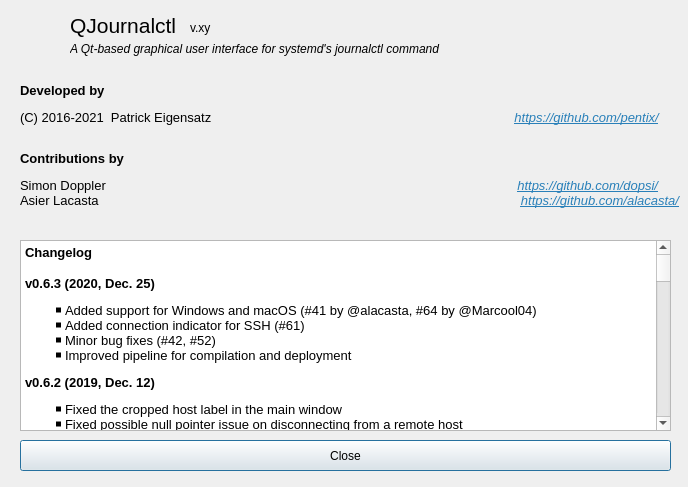
This is ui/aboutdialog.ui in pentix/qjournalctl as Qt 5 draws it before an edit. The edited form follows.
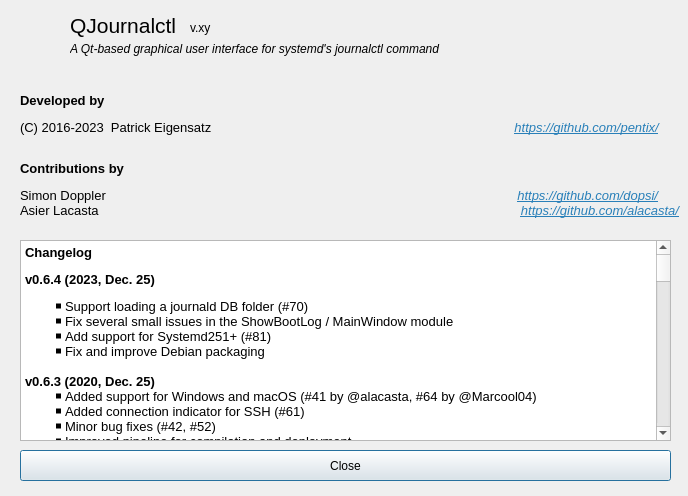
This is the edited form. Icons and pictures are not drawn.

Commit message: Release QJournalctl v0.6.4

```diff
--- a/ui/aboutdialog.ui
+++ b/ui/aboutdialog.ui
@@ -7,7 +7,7 @@
     <x>0</x>
     <y>0</y>
     <width>688</width>
-    <height>487</height>
+    <height>496</height>
    </rect>
   </property>
   <property name="windowTitle">
@@ -63,16 +63,19 @@
      <x>20</x>
      <y>75</y>
      <width>661</width>
-     <height>141</height>
+     <height>161</height>
     </rect>
    </property>
    <property name="text">
     <string>&lt;!DOCTYPE HTML PUBLIC &quot;-//W3C//DTD HTML 4.0//EN&quot; &quot;http://www.w3.org/TR/REC-html40/strict.dtd&quot;&gt;
-&lt;html&gt;&lt;head&gt;&lt;meta name=&quot;qrichtext&quot; content=&quot;1&quot; /&gt;&lt;style type=&quot;text/css&quot;&gt;
+&lt;html&gt;&lt;head&gt;&lt;meta name=&quot;qrichtext&quot; content=&quot;1&quot; /&gt;&lt;meta charset=&quot;utf-8&quot; /&gt;&lt;style type=&quot;text/css&quot;&gt;
 p, li { white-space: pre-wrap; }
+hr { height: 1px; border-width: 0; }
+li.unchecked::marker { content: &quot;\2610&quot;; }
+li.checked::marker { content: &quot;\2612&quot;; }
 &lt;/style&gt;&lt;/head&gt;&lt;body style=&quot; font-family:'Sans Serif'; font-size:9pt; font-weight:400; font-style:normal;&quot;&gt;
 &lt;p style=&quot; margin-top:12px; margin-bottom:12px; margin-left:0px; margin-right:0px; -qt-block-indent:0; text-indent:0px;&quot;&gt;&lt;span style=&quot; font-family:'Noto Sans'; font-size:10pt; font-weight:600;&quot;&gt;Developed by&lt;/span&gt;&lt;/p&gt;
-&lt;p style=&quot; margin-top:12px; margin-bottom:12px; margin-left:0px; margin-right:0px; -qt-block-indent:0; text-indent:0px;&quot;&gt;&lt;span style=&quot; font-family:'Noto Sans'; font-size:10pt;&quot;&gt;(C) 2016-2021  Patrick Eigensatz                                                                                    &lt;/span&gt;&lt;a href=&quot;https://github.com/pentix/&quot;&gt;&lt;span style=&quot; font-family:'Noto Sans'; font-size:10pt; font-style:italic; text-decoration: underline; color:#2980b9;&quot;&gt;https://github.com/pentix/&lt;/span&gt;&lt;/a&gt;&lt;span style=&quot; font-family:'Noto Sans'; font-size:10pt;&quot;&gt;&lt;br /&gt;&lt;/span&gt;&lt;/p&gt;
+&lt;p style=&quot; margin-top:12px; margin-bottom:12px; margin-left:0px; margin-right:0px; -qt-block-indent:0; text-indent:0px;&quot;&gt;&lt;span style=&quot; font-family:'Noto Sans'; font-size:10pt;&quot;&gt;(C) 2016-2023  Patrick Eigensatz                                                                                    &lt;/span&gt;&lt;a href=&quot;https://github.com/pentix/&quot;&gt;&lt;span style=&quot; font-family:'Noto Sans'; font-size:10pt; font-style:italic; text-decoration: underline; color:#2980b9;&quot;&gt;https://github.com/pentix/&lt;/span&gt;&lt;/a&gt;&lt;span style=&quot; font-family:'Noto Sans'; font-size:10pt;&quot;&gt;&lt;br /&gt;&lt;/span&gt;&lt;/p&gt;
 &lt;p style=&quot; margin-top:12px; margin-bottom:12px; margin-left:0px; margin-right:0px; -qt-block-indent:0; text-indent:0px;&quot;&gt;&lt;span style=&quot; font-family:'Noto Sans'; font-size:10pt; font-weight:600;&quot;&gt;Contributions by&lt;/span&gt;&lt;/p&gt;
 &lt;p style=&quot; margin-top:12px; margin-bottom:12px; margin-left:0px; margin-right:0px; -qt-block-indent:0; text-indent:0px;&quot;&gt;&lt;span style=&quot; font-family:'Noto Sans'; font-size:10pt;&quot;&gt;Simon Doppler                                                                                                                  &lt;/span&gt;&lt;a href=&quot;https://github.com/dopsi/&quot;&gt;&lt;span style=&quot; font-family:'Noto Sans'; font-size:10pt; font-style:italic; text-decoration: underline; color:#2980b9;&quot;&gt;https://github.com/dopsi/&lt;/span&gt;&lt;/a&gt;&lt;span style=&quot; font-family:'Noto Sans'; font-size:10pt;&quot;&gt;&lt;br /&gt;Asier Lacasta                                                                                                                     &lt;/span&gt;&lt;a href=&quot;https://github.com/alacasta/&quot;&gt;&lt;span style=&quot; font-family:'Noto Sans'; font-size:10pt; font-style:italic; text-decoration: underline; color:#2980b9;&quot;&gt;https://github.com/alacasta/&lt;/span&gt;&lt;/a&gt;&lt;/p&gt;&lt;/body&gt;&lt;/html&gt;</string>
    </property>
@@ -81,7 +84,7 @@
    <property name="geometry">
     <rect>
      <x>20</x>
-     <y>440</y>
+     <y>450</y>
      <width>651</width>
      <height>31</height>
     </rect>
@@ -149,7 +152,7 @@
      <x>20</x>
      <y>240</y>
      <width>651</width>
-     <height>191</height>
+     <height>201</height>
     </rect>
    </property>
    <property name="readOnly">
@@ -157,54 +160,75 @@
    </property>
    <property name="html">
     <string>&lt;!DOCTYPE HTML PUBLIC &quot;-//W3C//DTD HTML 4.0//EN&quot; &quot;http://www.w3.org/TR/REC-html40/strict.dtd&quot;&gt;
-&lt;html&gt;&lt;head&gt;&lt;meta name=&quot;qrichtext&quot; content=&quot;1&quot; /&gt;&lt;style type=&quot;text/css&quot;&gt;
+&lt;html&gt;&lt;head&gt;&lt;meta name=&quot;qrichtext&quot; content=&quot;1&quot; /&gt;&lt;meta charset=&quot;utf-8&quot; /&gt;&lt;style type=&quot;text/css&quot;&gt;
 p, li { white-space: pre-wrap; }
+hr { height: 1px; border-width: 0; }
+li.unchecked::marker { content: &quot;\2610&quot;; }
+li.checked::marker { content: &quot;\2612&quot;; }
 &lt;/style&gt;&lt;/head&gt;&lt;body style=&quot; font-family:'Sans Serif'; font-size:9pt; font-weight:400; font-style:normal;&quot;&gt;
 &lt;p style=&quot; margin-top:16px; margin-bottom:12px; margin-left:0px; margin-right:0px; -qt-block-indent:0; text-indent:0px;&quot;&gt;&lt;span style=&quot; font-family:'Noto Sans'; font-size:10pt; font-weight:600;&quot;&gt;Changelog&lt;/span&gt;&lt;/p&gt;
-&lt;p style=&quot; margin-top:16px; margin-bottom:12px; margin-left:0px; margin-right:0px; -qt-block-indent:0; text-indent:0px;&quot;&gt;&lt;a name=&quot;v05_2&quot;&gt;&lt;/a&gt;&lt;span style=&quot; font-family:'Noto Sans'; font-size:10pt; font-weight:600;&quot;&gt;v&lt;/span&gt;&lt;span style=&quot; font-family:'Noto Sans'; font-size:10pt; font-weight:600;&quot;&gt;0.6.3 (2020, Dec. 25)&lt;/span&gt;&lt;/p&gt;
-&lt;ul type=&quot;square&quot; style=&quot;margin-top: 0px; margin-bottom: 0px; margin-left: 0px; margin-right: 0px; -qt-list-indent: 1;&quot;&gt;&lt;li style=&quot; font-family:'Noto Sans'; font-size:10pt;&quot; style=&quot; margin-top:0px; margin-bottom:0px; margin-left:0px; margin-right:0px; -qt-block-indent:0; text-indent:0px;&quot;&gt;Added support for Windows and macOS (#41 by @alacasta, #64 by @Marcool04)&lt;/li&gt;
+&lt;p style=&quot; margin-top:12px; margin-bottom:12px; margin-left:0px; margin-right:0px; -qt-block-indent:0; text-indent:0px;&quot;&gt;&lt;a name=&quot;v05_2&quot;&gt;&lt;/a&gt;&lt;span style=&quot; font-family:'Noto Sans'; font-size:10pt; font-weight:600;&quot;&gt;v&lt;/span&gt;&lt;span style=&quot; font-family:'Noto Sans'; font-size:10pt; font-weight:600;&quot;&gt;0.6.4 (2023, Dec. 25)&lt;/span&gt;&lt;/p&gt;
+&lt;ul type=&quot;square&quot; style=&quot;margin-top: 0px; margin-bottom: 0px; margin-left: 0px; margin-right: 0px; -qt-list-indent: 1;&quot;&gt;
+&lt;li style=&quot; font-family:'Noto Sans'; font-size:10pt;&quot; style=&quot; margin-top:0px; margin-bottom:0px; margin-left:0px; margin-right:0px; -qt-block-indent:0; text-indent:0px;&quot;&gt;Support loading a journald DB folder (#70)&lt;/li&gt;
+&lt;li style=&quot; font-family:'Noto Sans'; font-size:10pt;&quot; style=&quot; margin-top:0px; margin-bottom:0px; margin-left:0px; margin-right:0px; -qt-block-indent:0; text-indent:0px;&quot;&gt;Fix several small issues in the ShowBootLog / MainWindow module&lt;/li&gt;
+&lt;li style=&quot; font-family:'Noto Sans'; font-size:10pt;&quot; style=&quot; margin-top:0px; margin-bottom:0px; margin-left:0px; margin-right:0px; -qt-block-indent:0; text-indent:0px;&quot;&gt;Add support for Systemd251+ (#81)&lt;/li&gt;
+&lt;li style=&quot; font-family:'Noto Sans'; font-size:10pt;&quot; style=&quot; margin-top:0px; margin-bottom:0px; margin-left:0px; margin-right:0px; -qt-block-indent:0; text-indent:0px;&quot;&gt;Fix and improve Debian packaging&lt;/li&gt;&lt;/ul&gt;
+&lt;p style=&quot;-qt-paragraph-type:empty; margin-top:0px; margin-bottom:0px; margin-left:0px; margin-right:0px; -qt-block-indent:0; text-indent:0px; font-family:'Noto Sans'; font-size:10pt;&quot;&gt;&lt;br /&gt;&lt;/p&gt;
+&lt;p style=&quot; margin-top:0px; margin-bottom:0px; margin-left:0px; margin-right:0px; -qt-block-indent:0; text-indent:0px;&quot;&gt;&lt;a name=&quot;v05_2&quot;&gt;&lt;/a&gt;&lt;span style=&quot; font-family:'Noto Sans'; font-size:10pt; font-weight:600;&quot;&gt;v&lt;/span&gt;&lt;span style=&quot; font-family:'Noto Sans'; font-size:10pt; font-weight:600;&quot;&gt;0.6.3 (2020, Dec. 25)&lt;/span&gt;&lt;/p&gt;
+&lt;ul type=&quot;square&quot; style=&quot;margin-top: 0px; margin-bottom: 0px; margin-left: 0px; margin-right: 0px; -qt-list-indent: 1;&quot;&gt;
+&lt;li style=&quot; font-family:'Noto Sans'; font-size:10pt;&quot; style=&quot; margin-top:0px; margin-bottom:0px; margin-left:0px; margin-right:0px; -qt-block-indent:0; text-indent:0px;&quot;&gt;Added support for Windows and macOS (#41 by @alacasta, #64 by @Marcool04)&lt;/li&gt;
 &lt;li style=&quot; font-family:'Noto Sans'; font-size:10pt;&quot; style=&quot; margin-top:0px; margin-bottom:0px; margin-left:0px; margin-right:0px; -qt-block-indent:0; text-indent:0px;&quot;&gt;Added connection indicator for SSH (#61)&lt;/li&gt;
 &lt;li style=&quot; font-family:'Noto Sans'; font-size:10pt;&quot; style=&quot; margin-top:0px; margin-bottom:0px; margin-left:0px; margin-right:0px; -qt-block-indent:0; text-indent:0px;&quot;&gt;Minor bug fixes (#42, #52)&lt;/li&gt;
 &lt;li style=&quot; font-family:'Noto Sans'; font-size:10pt;&quot; style=&quot; margin-top:0px; margin-bottom:0px; margin-left:0px; margin-right:0px; -qt-block-indent:0; text-indent:0px;&quot;&gt;Improved pipeline for compilation and deployment&lt;/li&gt;&lt;/ul&gt;
 &lt;p style=&quot; margin-top:12px; margin-bottom:12px; margin-left:0px; margin-right:0px; -qt-block-indent:0; text-indent:0px;&quot;&gt;&lt;a name=&quot;v05_2&quot;&gt;&lt;/a&gt;&lt;span style=&quot; font-family:'Noto Sans'; font-size:10pt; font-weight:600;&quot;&gt;v&lt;/span&gt;&lt;span style=&quot; font-family:'Noto Sans'; font-size:10pt; font-weight:600;&quot;&gt;0.6.2 (2019, Dec. 12)&lt;/span&gt;&lt;/p&gt;
-&lt;ul type=&quot;square&quot; style=&quot;margin-top: 0px; margin-bottom: 0px; margin-left: 0px; margin-right: 0px; -qt-list-indent: 1;&quot;&gt;&lt;li style=&quot; font-family:'Noto Sans'; font-size:10pt;&quot; style=&quot; margin-top:0px; margin-bottom:0px; margin-left:0px; margin-right:0px; -qt-block-indent:0; text-indent:0px;&quot;&gt;Fixed the cropped host label in the main window&lt;/li&gt;
+&lt;ul type=&quot;square&quot; style=&quot;margin-top: 0px; margin-bottom: 0px; margin-left: 0px; margin-right: 0px; -qt-list-indent: 1;&quot;&gt;
+&lt;li style=&quot; font-family:'Noto Sans'; font-size:10pt;&quot; style=&quot; margin-top:0px; margin-bottom:0px; margin-left:0px; margin-right:0px; -qt-block-indent:0; text-indent:0px;&quot;&gt;Fixed the cropped host label in the main window&lt;/li&gt;
 &lt;li style=&quot; font-family:'Noto Sans'; font-size:10pt;&quot; style=&quot; margin-top:0px; margin-bottom:0px; margin-left:0px; margin-right:0px; -qt-block-indent:0; text-indent:0px;&quot;&gt;Fixed possible null pointer issue on disconnecting from a remote host&lt;/li&gt;&lt;/ul&gt;
 &lt;p style=&quot; margin-top:12px; margin-bottom:12px; margin-left:0px; margin-right:0px; -qt-block-indent:0; text-indent:0px;&quot;&gt;&lt;a name=&quot;v05_2&quot;&gt;&lt;/a&gt;&lt;span style=&quot; font-family:'Noto Sans'; font-size:10pt; font-weight:600;&quot;&gt;v&lt;/span&gt;&lt;span style=&quot; font-family:'Noto Sans'; font-size:10pt; font-weight:600;&quot;&gt;0.6.1 (2019, Dec. 11)&lt;/span&gt;&lt;/p&gt;
-&lt;ul type=&quot;square&quot; style=&quot;margin-top: 0px; margin-bottom: 0px; margin-left: 0px; margin-right: 0px; -qt-list-indent: 1;&quot;&gt;&lt;li style=&quot; font-family:'Noto Sans'; font-size:10pt;&quot; style=&quot; margin-top:0px; margin-bottom:0px; margin-left:0px; margin-right:0px; -qt-block-indent:0; text-indent:0px;&quot;&gt;Fixed a possible crash due to different libssh initialization behaviour &lt;/li&gt;&lt;/ul&gt;
+&lt;ul type=&quot;square&quot; style=&quot;margin-top: 0px; margin-bottom: 0px; margin-left: 0px; margin-right: 0px; -qt-list-indent: 1;&quot;&gt;
+&lt;li style=&quot; font-family:'Noto Sans'; font-size:10pt;&quot; style=&quot; margin-top:0px; margin-bottom:0px; margin-left:0px; margin-right:0px; -qt-block-indent:0; text-indent:0px;&quot;&gt;Fixed a possible crash due to different libssh initialization behaviour &lt;/li&gt;&lt;/ul&gt;
 &lt;p style=&quot; margin-top:12px; margin-bottom:12px; margin-left:0px; margin-right:0px; -qt-block-indent:0; text-indent:0px;&quot;&gt;&lt;a name=&quot;v05_2&quot;&gt;&lt;/a&gt;&lt;span style=&quot; font-family:'Noto Sans'; font-size:10pt; font-weight:600;&quot;&gt;v&lt;/span&gt;&lt;span style=&quot; font-family:'Noto Sans'; font-size:10pt; font-weight:600;&quot;&gt;0.6 (2019, Jun. 13)&lt;/span&gt;&lt;/p&gt;
-&lt;ul type=&quot;square&quot; style=&quot;margin-top: 0px; margin-bottom: 0px; margin-left: 0px; margin-right: 0px; -qt-list-indent: 1;&quot;&gt;&lt;li style=&quot; font-family:'Noto Sans'; font-size:10pt;&quot; style=&quot; margin-top:0px; margin-bottom:0px; margin-left:0px; margin-right:0px; -qt-block-indent:0; text-indent:0px;&quot;&gt;Quite some code restructuring and cleanup (#15) which led to:&lt;/li&gt;
+&lt;ul type=&quot;square&quot; style=&quot;margin-top: 0px; margin-bottom: 0px; margin-left: 0px; margin-right: 0px; -qt-list-indent: 1;&quot;&gt;
+&lt;li style=&quot; font-family:'Noto Sans'; font-size:10pt;&quot; style=&quot; margin-top:0px; margin-bottom:0px; margin-left:0px; margin-right:0px; -qt-block-indent:0; text-indent:0px;&quot;&gt;Quite some code restructuring and cleanup (#15) which led to:&lt;/li&gt;
 &lt;li style=&quot; font-family:'Noto Sans'; font-size:10pt;&quot; style=&quot; margin-top:0px; margin-bottom:0px; margin-left:0px; margin-right:0px; -qt-block-indent:0; text-indent:0px;&quot;&gt;SSH Support! Connect to any remote host using a password or the public key infrastructure and display/search its journal. Save connection details you need to use often and load / edit them later on (#17)&lt;/li&gt;
 &lt;li style=&quot; font-family:'Noto Sans'; font-size:10pt;&quot; style=&quot; margin-top:0px; margin-bottom:0px; margin-left:0px; margin-right:0px; -qt-block-indent:0; text-indent:0px;&quot;&gt;This requires libssh, which is now a build dependency. Information can be found in the README (#33)&lt;/li&gt;
 &lt;li style=&quot; font-family:'Noto Sans'; font-size:10pt;&quot; style=&quot; margin-top:0px; margin-bottom:0px; margin-left:0px; margin-right:0px; -qt-block-indent:0; text-indent:0px;&quot;&gt;Fixed some build issues when old qmake was present (#20)&lt;/li&gt;
 &lt;li style=&quot; font-family:'Noto Sans'; font-size:10pt;&quot; style=&quot; margin-top:0px; margin-bottom:0px; margin-left:0px; margin-right:0px; -qt-block-indent:0; text-indent:0px;&quot;&gt;Fixed some UI issues (#19, #21, #22)&lt;/li&gt;&lt;/ul&gt;
 &lt;p style=&quot; margin-top:12px; margin-bottom:12px; margin-left:0px; margin-right:0px; -qt-block-indent:0; text-indent:0px;&quot;&gt;&lt;a name=&quot;v05_2&quot;&gt;&lt;/a&gt;&lt;span style=&quot; font-family:'Noto Sans'; font-size:10pt; font-weight:600;&quot;&gt;v&lt;/span&gt;&lt;span style=&quot; font-family:'Noto Sans'; font-size:10pt; font-weight:600;&quot;&gt;0.5.1 (2018, Feb. 18)&lt;/span&gt;&lt;/p&gt;
-&lt;ul type=&quot;square&quot; style=&quot;margin-top: 0px; margin-bottom: 0px; margin-left: 0px; margin-right: 0px; -qt-list-indent: 1;&quot;&gt;&lt;li style=&quot; font-family:'Noto Sans'; font-size:10pt;&quot; style=&quot; margin-top:0px; margin-bottom:0px; margin-left:0px; margin-right:0px; -qt-block-indent:0; text-indent:0px;&quot;&gt;Remove the trailing newline when realtime following is enabled (#16)&lt;/li&gt;
+&lt;ul type=&quot;square&quot; style=&quot;margin-top: 0px; margin-bottom: 0px; margin-left: 0px; margin-right: 0px; -qt-list-indent: 1;&quot;&gt;
+&lt;li style=&quot; font-family:'Noto Sans'; font-size:10pt;&quot; style=&quot; margin-top:0px; margin-bottom:0px; margin-left:0px; margin-right:0px; -qt-block-indent:0; text-indent:0px;&quot;&gt;Remove the trailing newline when realtime following is enabled (#16)&lt;/li&gt;
 &lt;li style=&quot; font-family:'Noto Sans'; font-size:10pt;&quot; style=&quot; margin-top:0px; margin-bottom:0px; margin-left:0px; margin-right:0px; -qt-block-indent:0; text-indent:0px;&quot;&gt;Resized ShowBootLog window and other small design fixes to increase readability&lt;/li&gt;
 &lt;li style=&quot; font-family:'Noto Sans'; font-size:10pt;&quot; style=&quot; margin-top:0px; margin-bottom:0px; margin-left:0px; margin-right:0px; -qt-block-indent:0; text-indent:0px;&quot;&gt;identifiersLineEdit gets cleared when entering a non-suggested identifier &lt;/li&gt;&lt;/ul&gt;
 &lt;p style=&quot; margin-top:12px; margin-bottom:12px; margin-left:0px; margin-right:0px; -qt-block-indent:0; text-indent:0px;&quot;&gt;&lt;a name=&quot;v05_2&quot;&gt;&lt;/a&gt;&lt;span style=&quot; font-family:'Noto Sans'; font-size:10pt; font-weight:600;&quot;&gt;v&lt;/span&gt;&lt;span style=&quot; font-family:'Noto Sans'; font-size:10pt; font-weight:600;&quot;&gt;0.5 (2018, Feb. 13)&lt;/span&gt;&lt;/p&gt;
-&lt;ul type=&quot;square&quot; style=&quot;margin-top: 0px; margin-bottom: 0px; margin-left: 0px; margin-right: 0px; -qt-list-indent: 1;&quot;&gt;&lt;li style=&quot; font-family:'Noto Sans'; font-size:10pt;&quot; style=&quot; margin-top:0px; margin-bottom:0px; margin-left:0px; margin-right:0px; -qt-block-indent:0; text-indent:0px;&quot;&gt;Running &lt;span style=&quot; font-family:'Noto Mono';&quot;&gt;make install&lt;/span&gt; creates a .desktop file in &lt;span style=&quot; font-family:'Noto Mono';&quot;&gt;/usr/share/applications/&lt;/span&gt; (#7)&lt;/li&gt;
+&lt;ul type=&quot;square&quot; style=&quot;margin-top: 0px; margin-bottom: 0px; margin-left: 0px; margin-right: 0px; -qt-list-indent: 1;&quot;&gt;
+&lt;li style=&quot; font-family:'Noto Sans'; font-size:10pt;&quot; style=&quot; margin-top:0px; margin-bottom:0px; margin-left:0px; margin-right:0px; -qt-block-indent:0; text-indent:0px;&quot;&gt;Running &lt;span style=&quot; font-family:'Noto Mono';&quot;&gt;make install&lt;/span&gt; creates a .desktop file in &lt;span style=&quot; font-family:'Noto Mono';&quot;&gt;/usr/share/applications/&lt;/span&gt; (#7)&lt;/li&gt;
 &lt;li style=&quot; font-family:'Noto Sans'; font-size:10pt;&quot; style=&quot; margin-top:0px; margin-bottom:0px; margin-left:0px; margin-right:0px; -qt-block-indent:0; text-indent:0px;&quot;&gt;Added autocompletion for filtering by syslog identifiers. When loading&lt;br /&gt;the journal, a list of all identifiers is created (even if you’re&lt;br /&gt;following the journal in realtime) and QJournalctl suggests you&lt;br /&gt;already appeared identifiers when filtering. (#9)&lt;/li&gt;
 &lt;li style=&quot; font-family:'Noto Sans'; font-size:10pt;&quot; style=&quot; margin-top:0px; margin-bottom:0px; margin-left:0px; margin-right:0px; -qt-block-indent:0; text-indent:0px;&quot;&gt;Compile against C++11 by default (#10)&lt;/li&gt;
 &lt;li style=&quot; font-family:'Noto Sans'; font-size:10pt;&quot; style=&quot; margin-top:0px; margin-bottom:0px; margin-left:0px; margin-right:0px; -qt-block-indent:0; text-indent:0px;&quot;&gt;Press [Ctrl][F] to search the journal for a normal string or a RegExp (#11)&lt;/li&gt;
 &lt;li style=&quot; font-family:'Noto Sans'; font-size:10pt;&quot; style=&quot; margin-top:0px; margin-bottom:0px; margin-left:0px; margin-right:0px; -qt-block-indent:0; text-indent:0px;&quot;&gt;Added a button to export the filtered journal or only the current selection (#12)&lt;/li&gt;
 &lt;li style=&quot; font-family:'Noto Sans'; font-size:10pt;&quot; style=&quot; margin-top:0px; margin-bottom:0px; margin-left:0px; margin-right:0px; -qt-block-indent:0; text-indent:0px;&quot;&gt;Added more keyboard shortcuts in the main window (Ctrl+A, Ctrl+B, Ctrl+L)&lt;/li&gt;&lt;/ul&gt;
 &lt;p style=&quot; margin-top:12px; margin-bottom:12px; margin-left:0px; margin-right:0px; -qt-block-indent:0; text-indent:0px;&quot;&gt;&lt;a name=&quot;v04_14&quot;&gt;&lt;/a&gt;&lt;span style=&quot; font-family:'Noto Sans'; font-size:10pt; font-weight:600;&quot;&gt;v&lt;/span&gt;&lt;span style=&quot; font-family:'Noto Sans'; font-size:10pt; font-weight:600;&quot;&gt;0.4 (2017, Oct. 22)&lt;/span&gt;&lt;/p&gt;
-&lt;ul type=&quot;square&quot; style=&quot;margin-top: 0px; margin-bottom: 0px; margin-left: 0px; margin-right: 0px; -qt-list-indent: 1;&quot;&gt;&lt;li style=&quot; font-family:'Noto Sans'; font-size:10pt;&quot; style=&quot; margin-top:0px; margin-bottom:0px; margin-left:0px; margin-right:0px; -qt-block-indent:0; text-indent:0px;&quot;&gt;Added the possibility to reverse the journalctl output&lt;/li&gt;
+&lt;ul type=&quot;square&quot; style=&quot;margin-top: 0px; margin-bottom: 0px; margin-left: 0px; margin-right: 0px; -qt-list-indent: 1;&quot;&gt;
+&lt;li style=&quot; font-family:'Noto Sans'; font-size:10pt;&quot; style=&quot; margin-top:0px; margin-bottom:0px; margin-left:0px; margin-right:0px; -qt-block-indent:0; text-indent:0px;&quot;&gt;Added the possibility to reverse the journalctl output&lt;/li&gt;
 &lt;li style=&quot; font-family:'Noto Sans'; font-size:10pt;&quot; style=&quot; margin-top:0px; margin-bottom:0px; margin-left:0px; margin-right:0px; -qt-block-indent:0; text-indent:0px;&quot;&gt;Display the log size additionally in bytes&lt;/li&gt;
 &lt;li style=&quot; font-family:'Noto Sans'; font-size:10pt;&quot; style=&quot; margin-top:0px; margin-bottom:0px; margin-left:0px; margin-right:0px; -qt-block-indent:0; text-indent:0px;&quot;&gt;Added this changelog to the about dialog&lt;/li&gt;&lt;/ul&gt;
 &lt;p style=&quot; margin-top:12px; margin-bottom:12px; margin-left:0px; margin-right:0px; -qt-block-indent:0; text-indent:0px;&quot;&gt;&lt;a name=&quot;v03_20&quot;&gt;&lt;/a&gt;&lt;span style=&quot; font-family:'Noto Sans'; font-size:10pt; font-weight:600;&quot;&gt;v&lt;/span&gt;&lt;span style=&quot; font-family:'Noto Sans'; font-size:10pt; font-weight:600;&quot;&gt;0.3 (2016, Sep. 17)&lt;/span&gt;&lt;/p&gt;
-&lt;ul type=&quot;square&quot; style=&quot;margin-top: 0px; margin-bottom: 0px; margin-left: 0px; margin-right: 0px; -qt-list-indent: 1;&quot;&gt;&lt;li style=&quot; font-family:'Noto Sans'; font-size:10pt;&quot; style=&quot; margin-top:0px; margin-bottom:0px; margin-left:0px; margin-right:0px; -qt-block-indent:0; text-indent:0px;&quot;&gt;Show an error message if no boots were found (#2)&lt;/li&gt;
+&lt;ul type=&quot;square&quot; style=&quot;margin-top: 0px; margin-bottom: 0px; margin-left: 0px; margin-right: 0px; -qt-list-indent: 1;&quot;&gt;
+&lt;li style=&quot; font-family:'Noto Sans'; font-size:10pt;&quot; style=&quot; margin-top:0px; margin-bottom:0px; margin-left:0px; margin-right:0px; -qt-block-indent:0; text-indent:0px;&quot;&gt;Show an error message if no boots were found (#2)&lt;/li&gt;
 &lt;li style=&quot; font-family:'Noto Sans'; font-size:10pt;&quot; style=&quot; margin-top:0px; margin-bottom:0px; margin-left:0px; margin-right:0px; -qt-block-indent:0; text-indent:0px;&quot;&gt;Implemented a “Show current boot” button (#3)&lt;/li&gt;
 &lt;li style=&quot; font-family:'Noto Sans'; font-size:10pt;&quot; style=&quot; margin-top:0px; margin-bottom:0px; margin-left:0px; margin-right:0px; -qt-block-indent:0; text-indent:0px;&quot;&gt;UI improvements&lt;/li&gt;&lt;/ul&gt;
 &lt;p style=&quot; margin-top:12px; margin-bottom:12px; margin-left:0px; margin-right:0px; -qt-block-indent:0; text-indent:0px;&quot;&gt;&lt;a name=&quot;v021_26&quot;&gt;&lt;/a&gt;&lt;span style=&quot; font-family:'Noto Sans'; font-size:10pt; font-weight:600;&quot;&gt;v&lt;/span&gt;&lt;span style=&quot; font-family:'Noto Sans'; font-size:10pt; font-weight:600;&quot;&gt;0.21 (2016, Aug. 28)&lt;/span&gt;&lt;/p&gt;
-&lt;ul type=&quot;square&quot; style=&quot;margin-top: 0px; margin-bottom: 0px; margin-left: 0px; margin-right: 0px; -qt-list-indent: 1;&quot;&gt;&lt;li style=&quot; font-family:'Noto Sans'; font-size:10pt;&quot; style=&quot; margin-top:0px; margin-bottom:0px; margin-left:0px; margin-right:0px; -qt-block-indent:0; text-indent:0px;&quot;&gt;Created a icon for QJournalctl&lt;/li&gt;
+&lt;ul type=&quot;square&quot; style=&quot;margin-top: 0px; margin-bottom: 0px; margin-left: 0px; margin-right: 0px; -qt-list-indent: 1;&quot;&gt;
+&lt;li style=&quot; font-family:'Noto Sans'; font-size:10pt;&quot; style=&quot; margin-top:0px; margin-bottom:0px; margin-left:0px; margin-right:0px; -qt-block-indent:0; text-indent:0px;&quot;&gt;Created a icon for QJournalctl&lt;/li&gt;
 &lt;li style=&quot; font-family:'Noto Sans'; font-size:10pt;&quot; style=&quot; margin-top:0px; margin-bottom:0px; margin-left:0px; margin-right:0px; -qt-block-indent:0; text-indent:0px;&quot;&gt;Add a quit shortcut and the corresponding menu item (#1)&lt;/li&gt;
 &lt;li style=&quot; font-family:'Noto Sans'; font-size:10pt;&quot; style=&quot; margin-top:0px; margin-bottom:0px; margin-left:0px; margin-right:0px; -qt-block-indent:0; text-indent:0px;&quot;&gt;Mentioned the contributions of @dopsi&lt;/li&gt;&lt;/ul&gt;
 &lt;p style=&quot; margin-top:12px; margin-bottom:12px; margin-left:0px; margin-right:0px; -qt-block-indent:0; text-indent:0px;&quot;&gt;&lt;a name=&quot;v02_32&quot;&gt;&lt;/a&gt;&lt;span style=&quot; font-family:'Noto Sans'; font-size:10pt; font-weight:600;&quot;&gt;v&lt;/span&gt;&lt;span style=&quot; font-family:'Noto Sans'; font-size:10pt; font-weight:600;&quot;&gt;0.2 (2016, Aug. 13) &lt;/span&gt;&lt;/p&gt;
-&lt;ul type=&quot;square&quot; style=&quot;margin-top: 0px; margin-bottom: 0px; margin-left: 0px; margin-right: 0px; -qt-list-indent: 1;&quot;&gt;&lt;li style=&quot; font-family:'Noto Sans'; font-size:10pt;&quot; style=&quot; margin-top:0px; margin-bottom:0px; margin-left:0px; margin-right:0px; -qt-block-indent:0; text-indent:0px;&quot;&gt;UI improvements&lt;/li&gt;
+&lt;ul type=&quot;square&quot; style=&quot;margin-top: 0px; margin-bottom: 0px; margin-left: 0px; margin-right: 0px; -qt-list-indent: 1;&quot;&gt;
+&lt;li style=&quot; font-family:'Noto Sans'; font-size:10pt;&quot; style=&quot; margin-top:0px; margin-bottom:0px; margin-left:0px; margin-right:0px; -qt-block-indent:0; text-indent:0px;&quot;&gt;UI improvements&lt;/li&gt;
 &lt;li style=&quot; font-family:'Noto Sans'; font-size:10pt;&quot; style=&quot; margin-top:0px; margin-bottom:0px; margin-left:0px; margin-right:0px; -qt-block-indent:0; text-indent:0px;&quot;&gt;Filtering the journal by identifiers&lt;/li&gt;&lt;/ul&gt;
 &lt;p style=&quot; margin-top:12px; margin-bottom:12px; margin-left:0px; margin-right:0px; -qt-block-indent:0; text-indent:0px;&quot;&gt;&lt;a name=&quot;v01_Initial_Release_37&quot;&gt;&lt;/a&gt;&lt;span style=&quot; font-family:'Noto Sans'; font-size:10pt; font-weight:600;&quot;&gt;v&lt;/span&gt;&lt;span style=&quot; font-family:'Noto Sans'; font-size:10pt; font-weight:600;&quot;&gt;0.1 (2016, Aug. 07,  initial release)&lt;/span&gt;&lt;/p&gt;
-&lt;ul type=&quot;square&quot; style=&quot;margin-top: 0px; margin-bottom: 0px; margin-left: 0px; margin-right: 0px; -qt-list-indent: 1;&quot;&gt;&lt;li style=&quot; font-family:'Noto Sans'; font-size:10pt;&quot; style=&quot; margin-top:0px; margin-bottom:0px; margin-left:0px; margin-right:0px; -qt-block-indent:0; text-indent:0px;&quot;&gt;Listing all boots&lt;/li&gt;
+&lt;ul type=&quot;square&quot; style=&quot;margin-top: 0px; margin-bottom: 0px; margin-left: 0px; margin-right: 0px; -qt-list-indent: 1;&quot;&gt;
+&lt;li style=&quot; font-family:'Noto Sans'; font-size:10pt;&quot; style=&quot; margin-top:0px; margin-bottom:0px; margin-left:0px; margin-right:0px; -qt-block-indent:0; text-indent:0px;&quot;&gt;Listing all boots&lt;/li&gt;
 &lt;li style=&quot; font-family:'Noto Sans'; font-size:10pt;&quot; style=&quot; margin-top:0px; margin-bottom:0px; margin-left:0px; margin-right:0px; -qt-block-indent:0; text-indent:0px;&quot;&gt;Showing the journal of a specific boot&lt;/li&gt;
 &lt;li style=&quot; font-family:'Noto Sans'; font-size:10pt;&quot; style=&quot; margin-top:0px; margin-bottom:0px; margin-left:0px; margin-right:0px; -qt-block-indent:0; text-indent:0px;&quot;&gt;Showing the complete journal&lt;/li&gt;
 &lt;li style=&quot; font-family:'Noto Sans'; font-size:10pt;&quot; style=&quot; margin-top:0px; margin-bottom:0px; margin-left:0px; margin-right:0px; -qt-block-indent:0; text-indent:0px;&quot;&gt;Filter by date or priority&lt;/li&gt;&lt;/ul&gt;
```
The commit also changes 7 other files.
